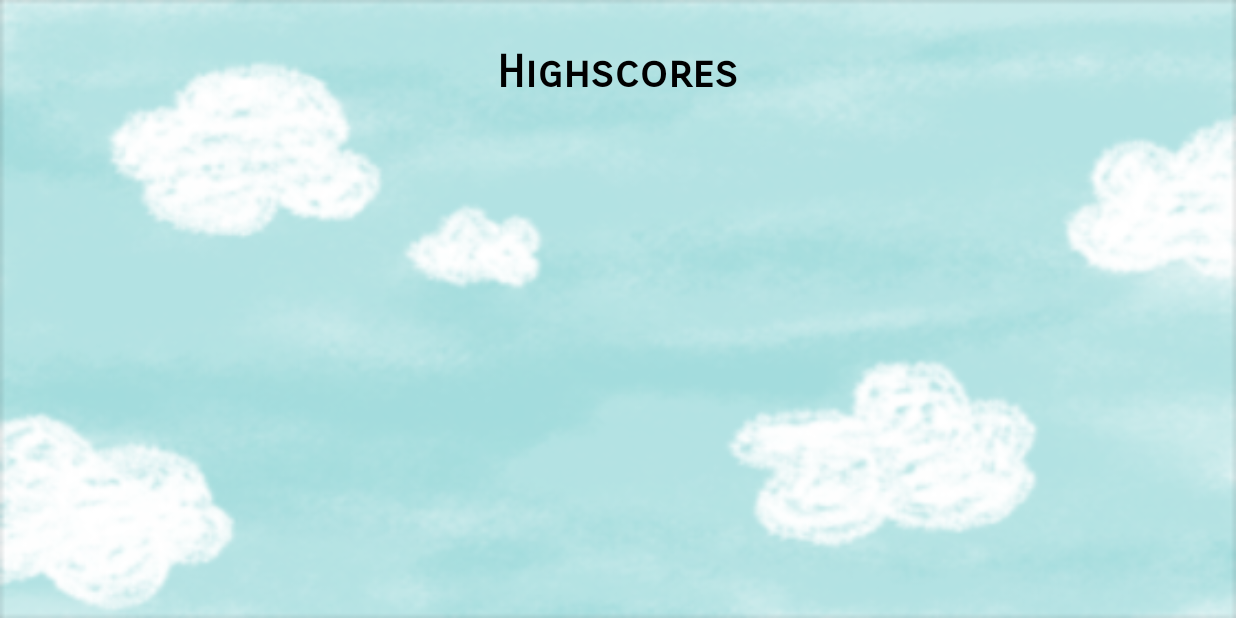
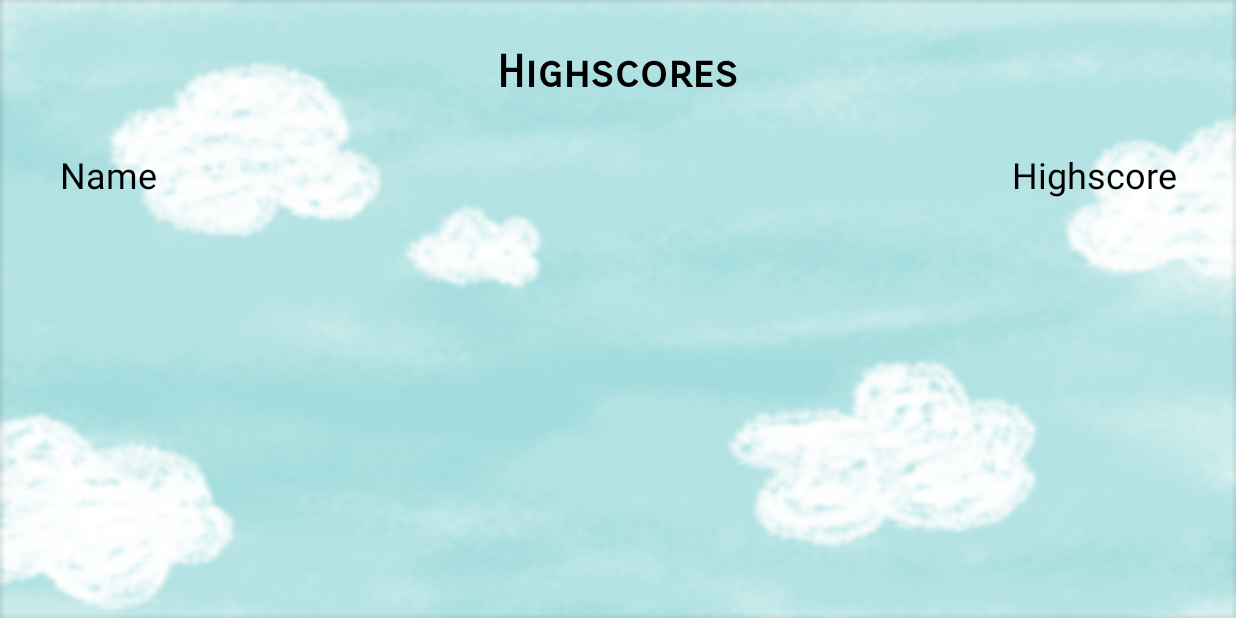
Before and after one commit to scratcher221/aerojump, an Android app: the HighscoreActivity screen opened directly, with no data from a screen before it, on a phone screen of 824 x 412 dp (held sideways). Run offline under Robolectric (Android 15) with nearby library versions, the phone set to English and light mode, and no system bars; 2 statements that could not run were skipped.

Commit message:
Highscore xml changed to table

```diff
--- a/trunk/Implementation/SourceCode/AeroJump/app/src/main/res/layout/activity_highscores.xml
+++ b/trunk/Implementation/SourceCode/AeroJump/app/src/main/res/layout/activity_highscores.xml
@@ -18,13 +18,36 @@
         android:textSize="30sp"
         android:textStyle="bold" />
 
-    <TextView
-        android:id="@+id/activity_highscores_content"
-        android:layout_width="wrap_content"
-        android:layout_height="wrap_content"
-        android:layout_centerHorizontal="true"
-        android:layout_centerVertical="true"
-        android:text="Loading Highscores..."
-        android:textColor="@android:color/black" />
+    <LinearLayout
+        android:layout_width="match_parent"
+        android:layout_height="match_parent"
+        android:layout_marginTop="100dp"
+        android:orientation="horizontal"
+        android:paddingLeft="40dp"
+        android:paddingRight="40dp">
+
+        <TextView
+            android:id="@+id/activity_highscores_scores"
+            android:layout_width="wrap_content"
+            android:layout_height="wrap_content"
+            android:layout_centerHorizontal="true"
+            android:layout_centerVertical="true"
+            android:layout_weight="1"
+            android:text="@string/activity_highscores_names"
+            android:textColor="@android:color/black"
+            android:textSize="24sp" />
+
+        <TextView
+            android:id="@+id/activity_highscores_names"
+            android:layout_width="wrap_content"
+            android:layout_height="wrap_content"
+            android:layout_centerHorizontal="true"
+            android:layout_centerVertical="true"
+            android:layout_weight="1"
+            android:text="@string/activity_highscores_scores"
+            android:textAlignment="textEnd"
+            android:textColor="@android:color/black"
+            android:textSize="24sp" />
+    </LinearLayout>
 
 </RelativeLayout>
--- a/trunk/Implementation/SourceCode/AeroJump/app/src/main/res/values/strings.xml
+++ b/trunk/Implementation/SourceCode/AeroJump/app/src/main/res/values/strings.xml
@@ -6,4 +6,6 @@
     <string name="activity_highscores_header">Highscores</string>
     <string name="activity_enter_highscore_submit">Submit</string>
     <string name="new_player">Enter Player Name:</string>
+    <string name="activity_highscores_names">Name</string>
+    <string name="activity_highscores_scores">Highscore</string>
 </resources>
```
